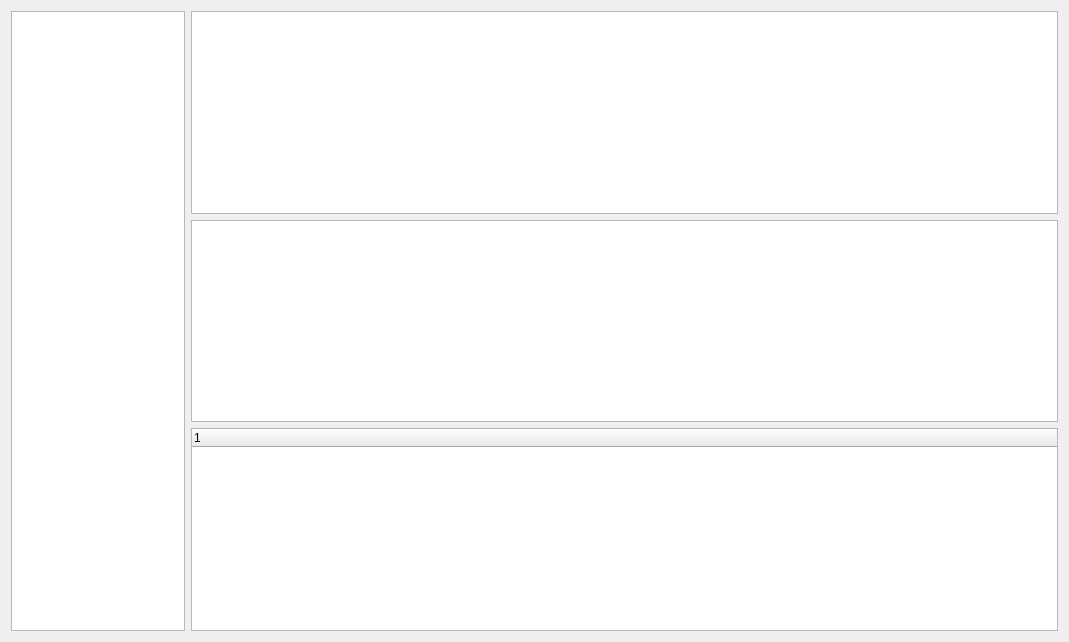
BeyondXinXin/RepoReporter, file src/MainWindow.ui: the form before one commit.
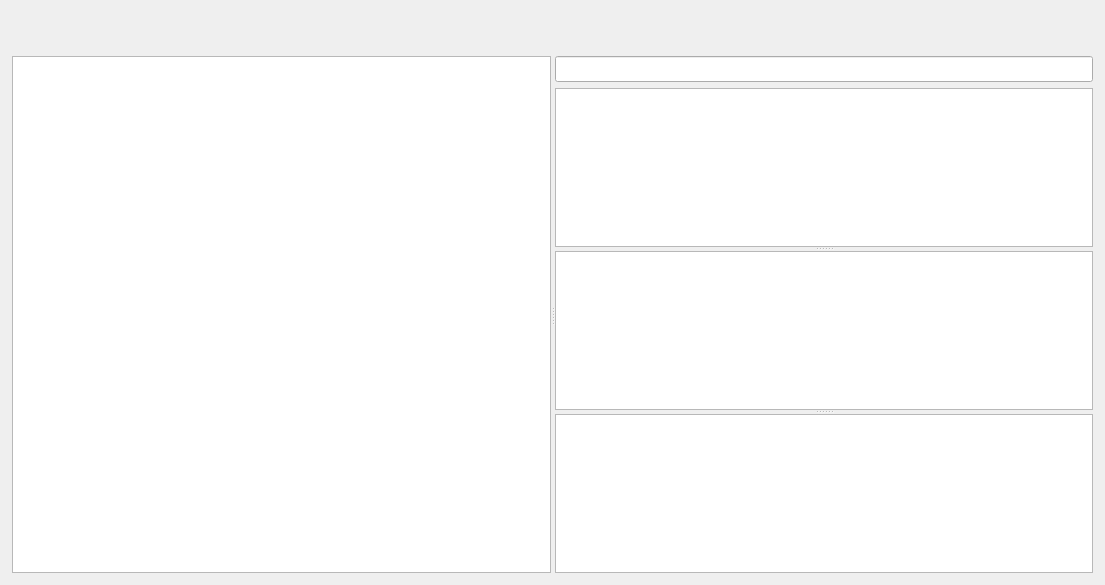
The form after the commit. Custom widgets are drawn as their Qt base class.

What changed in the file:
```diff
--- a/src/MainWindow.ui
+++ b/src/MainWindow.ui
@@ -1,43 +1,142 @@
 <?xml version="1.0" encoding="UTF-8"?>
 <ui version="4.0">
  <class>MainWindow</class>
- <widget class="QWidget" name="MainWindow">
+ <widget class="QMainWindow" name="MainWindow">
   <property name="geometry">
    <rect>
     <x>0</x>
     <y>0</y>
-    <width>1069</width>
-    <height>642</height>
+    <width>1105</width>
+    <height>585</height>
    </rect>
   </property>
   <property name="windowTitle">
    <string>Form</string>
   </property>
-  <layout class="QHBoxLayout" name="horizontalLayout" stretch="1,5">
-   <item>
-    <widget class="QListWidget" name="listWidget"/>
-   </item>
-   <item>
-    <layout class="QVBoxLayout" name="verticalLayout">
-     <item>
-      <widget class="QListWidget" name="listWidget_2"/>
-     </item>
-     <item>
-      <widget class="QTextEdit" name="textEdit"/>
-     </item>
-     <item>
-      <widget class="QTreeWidget" name="treeWidget">
-       <column>
-        <property name="text">
-         <string notr="true">1</string>
+  <widget class="QWidget" name="centralwidget">
+   <layout class="QVBoxLayout" name="verticalLayout_3">
+    <property name="spacing">
+     <number>0</number>
+    </property>
+    <property name="leftMargin">
+     <number>0</number>
+    </property>
+    <property name="topMargin">
+     <number>0</number>
+    </property>
+    <property name="rightMargin">
+     <number>0</number>
+    </property>
+    <property name="bottomMargin">
+     <number>0</number>
+    </property>
+    <item>
+     <widget class="QWidget" name="widget" native="true">
+      <property name="minimumSize">
+       <size>
+        <width>0</width>
+        <height>56</height>
+       </size>
+      </property>
+      <property name="maximumSize">
+       <size>
+        <width>16777215</width>
+        <height>56</height>
+       </size>
+      </property>
+     </widget>
+    </item>
+    <item>
+     <layout class="QVBoxLayout" name="verticalLayout_2">
+      <property name="spacing">
+       <number>12</number>
+      </property>
+      <property name="leftMargin">
+       <number>12</number>
+      </property>
+      <property name="topMargin">
+       <number>0</number>
+      </property>
+      <property name="rightMargin">
+       <number>12</number>
+      </property>
+      <property name="bottomMargin">
+       <number>12</number>
+      </property>
+      <item>
+       <widget class="QSplitter" name="splitter">
+        <property name="orientation">
+         <enum>Qt::Horizontal</enum>
         </property>
-       </column>
-      </widget>
-     </item>
-    </layout>
-   </item>
-  </layout>
+        <widget class="ProjectTreeView" name="treeView">
+         <property name="minimumSize">
+          <size>
+           <width>0</width>
+           <height>200</height>
+          </size>
+         </property>
+        </widget>
+        <widget class="QWidget" name="layoutWidget">
+         <layout class="QVBoxLayout" name="verticalLayout">
+          <item>
+           <widget class="QLineEdit" name="lineEdit">
+            <property name="minimumSize">
+             <size>
+              <width>0</width>
+              <height>26</height>
+             </size>
+            </property>
+            <property name="maximumSize">
+             <size>
+              <width>16777215</width>
+              <height>26</height>
+             </size>
+            </property>
+           </widget>
+          </item>
+          <item>
+           <widget class="QSplitter" name="splitter_3">
+            <property name="orientation">
+             <enum>Qt::Vertical</enum>
+            </property>
+            <property name="childrenCollapsible">
+             <bool>true</bool>
+            </property>
+            <widget class="LogTableView" name="tableWidget"/>
+            <widget class="QTextEdit" name="textEdit">
+             <property name="readOnly">
+              <bool>true</bool>
+             </property>
+            </widget>
+            <widget class="FileTableView" name="tableWidget_2"/>
+           </widget>
+          </item>
+         </layout>
+        </widget>
+       </widget>
+      </item>
+     </layout>
+    </item>
+   </layout>
+  </widget>
  </widget>
+ <customwidgets>
+  <customwidget>
+   <class>ProjectTreeView</class>
+   <extends>QTreeView</extends>
+   <header>ProjectTreeView.h</header>
+  </customwidget>
+  <customwidget>
+   <class>LogTableView</class>
+   <extends>QTableWidget</extends>
+   <header>LogTableView.h</header>
+  </customwidget>
+  <customwidget>
+   <class>FileTableView</class>
+   <extends>QTableWidget</extends>
+   <header>FileTableView.h</header>
+  </customwidget>
+ </customwidgets>
  <resources/>
  <connections/>
 </ui>
```
Left out of the diff: 2 changed lines with no effect on the pictures.
